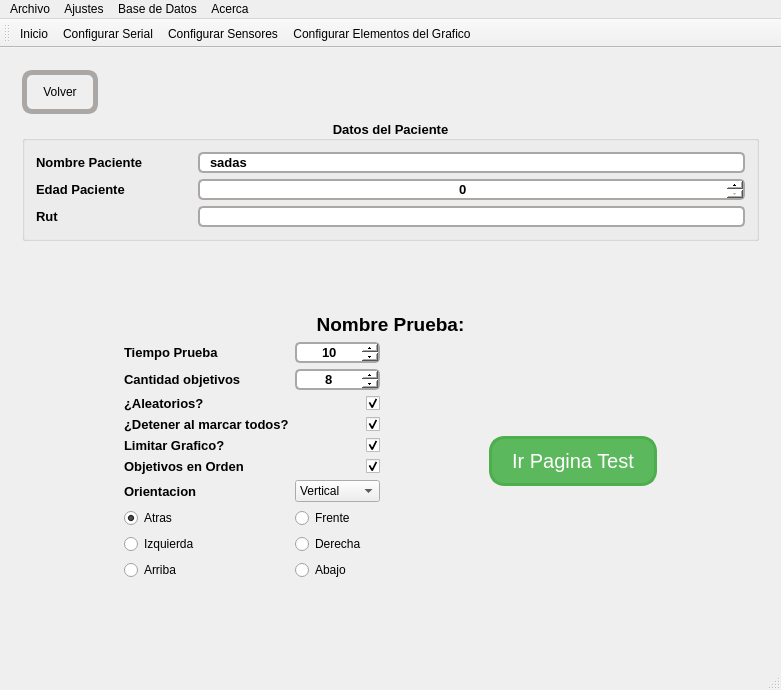
Before: the Qt Designer form mainwindow.ui in hectorda/Bio-Feedback, drawn with Qt 5.
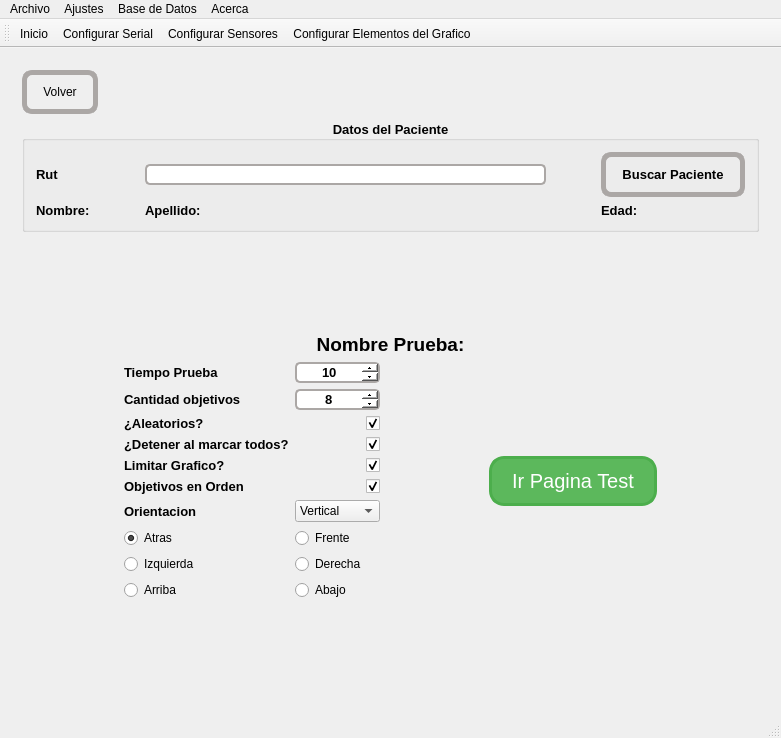
After: the same form once the commit is applied. Icons and pictures are not drawn. Custom widgets are drawn as their Qt base class.

```diff
--- a/mainwindow.ui
+++ b/mainwindow.ui
@@ -7,7 +7,7 @@
     <x>0</x>
     <y>0</y>
     <width>781</width>
-    <height>690</height>
+    <height>738</height>
    </rect>
   </property>
   <property name="sizePolicy">
@@ -388,77 +388,51 @@
           <property name="alignment">
            <set>Qt::AlignCenter</set>
           </property>
-          <layout class="QFormLayout" name="formLayout_3">
+          <layout class="QGridLayout" name="gridLayout_10">
            <property name="sizeConstraint">
             <enum>QLayout::SetDefaultConstraint</enum>
            </property>
-           <property name="fieldGrowthPolicy">
-            <enum>QFormLayout::AllNonFixedFieldsGrow</enum>
-           </property>
-           <property name="rowWrapPolicy">
-            <enum>QFormLayout::DontWrapRows</enum>
-           </property>
-           <property name="formAlignment">
-            <set>Qt::AlignRight|Qt::AlignTop|Qt::AlignTrailing</set>
-           </property>
            <property name="horizontalSpacing">
             <number>55</number>
            </property>
-           <item row="1" column="0">
-            <widget class="QLabel" name="label_2">
-             <property name="font">
-              <font>
-               <pointsize>10</pointsize>
-               <weight>75</weight>
-               <bold>true</bold>
-              </font>
-             </property>
-             <property name="text">
-              <string>Nombre Paciente</string>
-             </property>
-            </widget>
-           </item>
-           <item row="1" column="1">
-            <widget class="QLineEdit" name="lineEditNombrPaciente">
-             <property name="text">
-              <string>sadas</string>
-             </property>
-            </widget>
-           </item>
-           <item row="2" column="0">
-            <widget class="QLabel" name="label_4">
-             <property name="font">
-              <font>
-               <pointsize>10</pointsize>
-               <weight>75</weight>
-               <bold>true</bold>
-              </font>
-             </property>
-             <property name="text">
-              <string>Edad Paciente</string>
-             </property>
-            </widget>
-           </item>
-           <item row="2" column="1">
-            <widget class="QSpinBox" name="spinBoxEdad">
-             <property name="alignment">
-              <set>Qt::AlignCenter</set>
-             </property>
-             <property name="maximum">
-              <number>150</number>
-             </property>
-            </widget>
-           </item>
-           <item row="3" column="0">
+           <item row="0" column="0">
             <widget class="QLabel" name="label_5">
              <property name="text">
               <string>Rut</string>
              </property>
             </widget>
            </item>
-           <item row="3" column="1">
+           <item row="0" column="1">
             <widget class="QLineEdit" name="lineEditRut"/>
            </item>
+           <item row="0" column="2">
+            <widget class="QPushButton" name="pushButtonBuscarPaciente">
+             <property name="text">
+              <string>Buscar Paciente</string>
+             </property>
+            </widget>
+           </item>
+           <item row="1" column="1">
+            <widget class="QLabel" name="labelApellidoPaciente">
+             <property name="text">
+              <string>Apellido:</string>
+             </property>
+            </widget>
+           </item>
+           <item row="1" column="0">
+            <widget class="QLabel" name="labelNombrePaciente">
+             <property name="text">
+              <string>Nombre:</string>
+             </property>
+            </widget>
+           </item>
+           <item row="1" column="2">
+            <widget class="QLabel" name="labelEdadPaciente">
+             <property name="text">
+              <string>Edad:</string>
+             </property>
+            </widget>
+           </item>
           </layout>
          </widget>
         </item>
```
